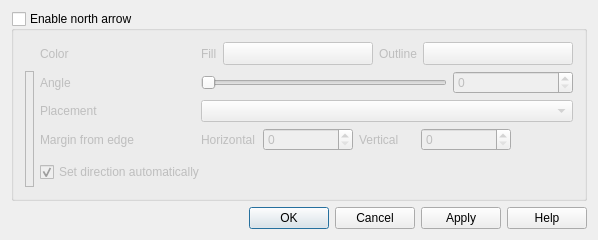
Before: the Qt Designer form src/ui/qgsdecorationnortharrowdialog.ui in qgis/QGIS, drawn with Qt 5.
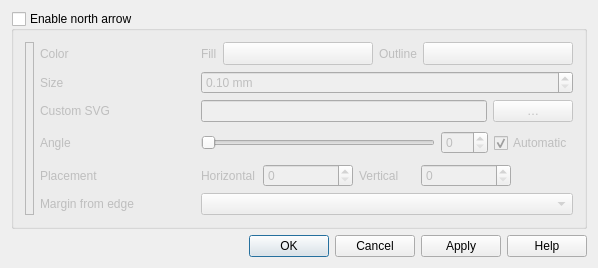
After: the same form once the commit is applied. Icons and pictures are not drawn. Custom widgets are drawn as their Qt base class.

Commit message: [FEATURE][needs-docs] Custom SVG path and size for the north arrow decoration (#6715)

Diff of the .ui file:
```diff
--- a/src/ui/qgsdecorationnortharrowdialog.ui
+++ b/src/ui/qgsdecorationnortharrowdialog.ui
@@ -30,6 +30,74 @@
       <bool>false</bool>
      </property>
      <layout class="QGridLayout" name="gridLayout">
+      <item row="1" column="1">
+       <widget class="QLabel" name="textLabel1_3_22">
+        <property name="sizePolicy">
+         <sizepolicy hsizetype="Preferred" vsizetype="Minimum">
+          <horstretch>0</horstretch>
+          <verstretch>0</verstretch>
+         </sizepolicy>
+        </property>
+        <property name="text">
+         <string>Size</string>
+        </property>
+       </widget>
+      </item>
+      <item row="1" column="2" colspan="3">
+       <widget class="QgsDoubleSpinBox" name="spinSize">
+        <property name="suffix">
+         <string> mm</string>
+        </property>
+        <property name="singleStep">
+         <double>0.5</double>
+        </property>
+        <property name="minimum">
+         <double>0.100000000000000</double>
+        </property>
+        <property name="maximum">
+         <double>9999.000000000000000</double>
+        </property>
+       </widget>
+      </item>
+      <item row="2" column="1">
+       <widget class="QLabel" name="textLabel1_3_22">
+        <property name="sizePolicy">
+         <sizepolicy hsizetype="Preferred" vsizetype="Minimum">
+          <horstretch>0</horstretch>
+          <verstretch>0</verstretch>
+         </sizepolicy>
+        </property>
+        <property name="text">
+         <string>Custom SVG</string>
+        </property>
+       </widget>
+      </item>
+      <item row="2" column="2" colspan="3">
+       <layout class="QHBoxLayout" name="horizontalLayout_26">
+        <property name="leftMargin">
+         <number>0</number>
+        </property>
+        <property name="topMargin">
+         <number>0</number>
+        </property>
+        <property name="rightMargin">
+         <number>0</number>
+        </property>
+        <property name="bottomMargin">
+         <number>0</number>
+        </property>
+        <item>
+         <widget class="QLineEdit" name="mSvgPathLineEdit"/>
+        </item>
+        <item>
+         <widget class="QPushButton" name="mSvgSelectorBtn">
+          <property name="text">
+           <string>…</string>
+          </property>
+         </widget>
+        </item>
+       </layout>
+      </item>
       <item row="0" column="1">
        <widget class="QLabel" name="textLabel1_3_2">
         <property name="sizePolicy">
@@ -99,7 +167,7 @@
         </item>
        </layout>
       </item>
-      <item row="3" column="2" colspan="3">
+      <item row="4" column="2" colspan="3">
        <layout class="QHBoxLayout" name="horizontalLayout">
         <item>
          <widget class="QLabel" name="labelHorizontal">
@@ -109,7 +177,7 @@
          </widget>
         </item>
         <item>
-         <widget class="QgsSpinBox" name="spinVertical">
+         <widget class="QgsSpinBox" name="spinHorizontal">
           <property name="minimumSize">
            <size>
             <width>90</width>
@@ -138,7 +206,7 @@
          </widget>
         </item>
         <item>
-         <widget class="QgsSpinBox" name="spinHorizontal">
+         <widget class="QgsSpinBox" name="spinVertical">
           <property name="minimumSize">
            <size>
             <width>90</width>
@@ -168,7 +236,7 @@
         </item>
        </layout>
       </item>
-      <item row="1" column="1">
+      <item row="3" column="1">
        <widget class="QLabel" name="textLabel6">
         <property name="sizePolicy">
          <sizepolicy hsizetype="Preferred" vsizetype="Minimum">
@@ -190,20 +258,7 @@
         </property>
        </widget>
       </item>
-      <item row="1" column="4">
-       <widget class="QSpinBox" name="spinAngle">
-        <property name="maximum">
-         <number>360</number>
-        </property>
-        <property name="singleStep">
-         <number>1</number>
-        </property>
-        <property name="value">
-         <number>0</number>
-        </property>
-       </widget>
-      </item>
-      <item row="2" column="1">
+      <item row="4" column="1">
        <widget class="QLabel" name="textLabel8">
         <property name="text">
          <string>Placement</string>
@@ -213,7 +268,7 @@
         </property>
        </widget>
       </item>
-      <item row="3" column="1">
+      <item row="5" column="1">
        <widget class="QLabel" name="lblMargin">
         <property name="minimumSize">
          <size>
@@ -226,42 +281,14 @@
         </property>
        </widget>
       </item>
-      <item row="2" column="2" colspan="3">
+      <item row="5" column="2" colspan="3">
        <widget class="QComboBox" name="cboPlacement">
         <property name="toolTip">
          <string>Placement on screen</string>
         </property>
        </widget>
       </item>
-      <item row="4" column="1" colspan="2">
-       <widget class="QCheckBox" name="cboxAutomatic">
-        <property name="sizePolicy">
-         <sizepolicy hsizetype="Minimum" vsizetype="Fixed">
-          <horstretch>0</horstretch>
-          <verstretch>0</verstretch>
-         </sizepolicy>
-        </property>
-        <property name="minimumSize">
-         <size>
-          <width>0</width>
-          <height>30</height>
-         </size>
-        </property>
-        <property name="toolTip">
-         <string/>
-        </property>
-        <property name="whatsThis">
-         <string/>
-        </property>
-        <property name="text">
-         <string>Set direction automatically</string>
-        </property>
-        <property name="checked">
-         <bool>true</bool>
-        </property>
-       </widget>
-      </item>
-      <item row="5" column="1">
+      <item row="6" column="1">
        <spacer name="verticalSpacer">
         <property name="orientation">
          <enum>Qt::Vertical</enum>
@@ -274,26 +301,71 @@
         </property>
        </spacer>
       </item>
-      <item row="1" column="2" colspan="2">
-       <widget class="QSlider" name="sliderRotation">
-        <property name="toolTip">
-         <string/>
-        </property>
-        <property name="maximum">
-         <number>360</number>
-        </property>
-        <property name="singleStep">
-         <number>1</number>
-        </property>
-        <property name="pageStep">
-         <number>10</number>
-        </property>
-        <property name="orientation">
-         <enum>Qt::Horizontal</enum>
-        </property>
-       </widget>
+      <item row="3" column="2" colspan="3">
+       <layout class="QHBoxLayout" name="horizontalLayout_36">
+        <item>
+         <widget class="QSlider" name="sliderRotation">
+          <property name="toolTip">
+           <string/>
+          </property>
+          <property name="maximum">
+           <number>360</number>
+          </property>
+          <property name="singleStep">
+           <number>1</number>
+          </property>
+          <property name="pageStep">
+           <number>10</number>
+          </property>
+          <property name="orientation">
+           <enum>Qt::Horizontal</enum>
+          </property>
+         </widget>
+        </item>
+        <item>
+         <widget class="QSpinBox" name="spinAngle">
+          <property name="maximum">
+           <number>360</number>
+          </property>
+          <property name="singleStep">
+           <number>1</number>
+          </property>
+          <property name="value">
+           <number>0</number>
+          </property>
+         </widget>
+        </item>
+        <item>
+         <widget class="QCheckBox" name="cboxAutomatic">
+          <property name="sizePolicy">
+           <sizepolicy hsizetype="Minimum" vsizetype="Fixed">
+            <horstretch>0</horstretch>
+            <verstretch>0</verstretch>
+           </sizepolicy>
+          </property>
+          <property name="minimumSize">
+           <size>
+            <width>0</width>
+            <height>30</height>
+           </size>
+          </property>
+          <property name="toolTip">
+           <string/>
+          </property>
+          <property name="whatsThis">
+           <string/>
+          </property>
+          <property name="text">
+           <string>Automatic</string>
+          </property>
+          <property name="checked">
+           <bool>true</bool>
+          </property>
+         </widget>
+        </item>
+       </layout>
       </item>
-      <item row="1" column="0" rowspan="4">
+      <item row="0" column="0" rowspan="6">
        <widget class="QLabel" name="pixmapLabel">
         <property name="sizePolicy">
          <sizepolicy hsizetype="Preferred" vsizetype="MinimumExpanding">
@@ -343,6 +415,11 @@
    <extends>QSpinBox</extends>
    <header>qgsspinbox.h</header>
   </customwidget>
+  <customwidget>
+   <class>QgsDoubleSpinBox</class>
+   <extends>QDoubleSpinBox</extends>
+   <header>qgsdoublespinbox.h</header>
+  </customwidget>
   <customwidget>
    <class>QgsUnitSelectionWidget</class>
    <extends>QWidget</extends>
```
Left out of the diff: 36 changed lines with no effect on the pictures. The commit also changes 4 other files.
